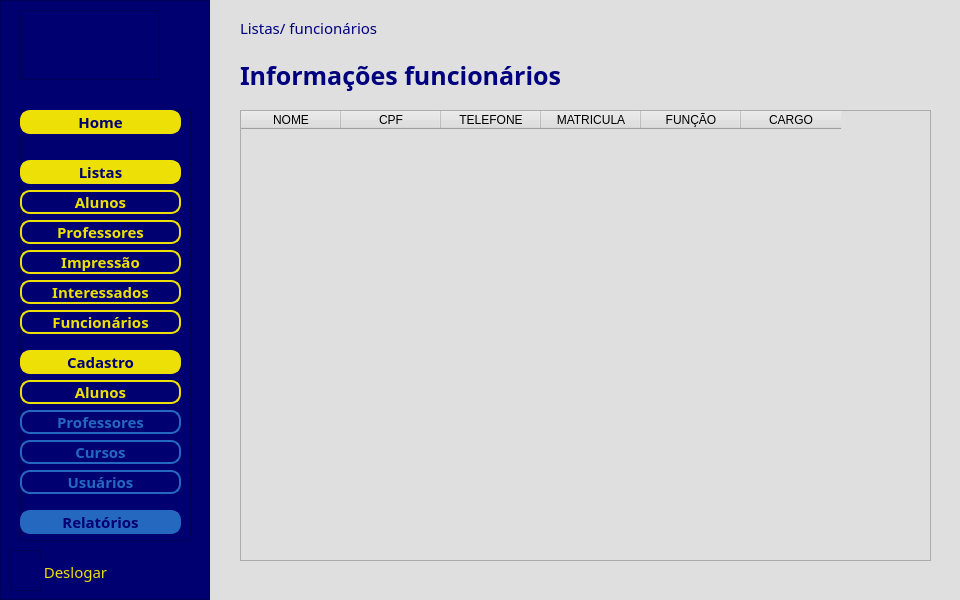
Reginaldol963/PROJETO, file gui/Qt_gui/inicio.ui: the form before one commit.
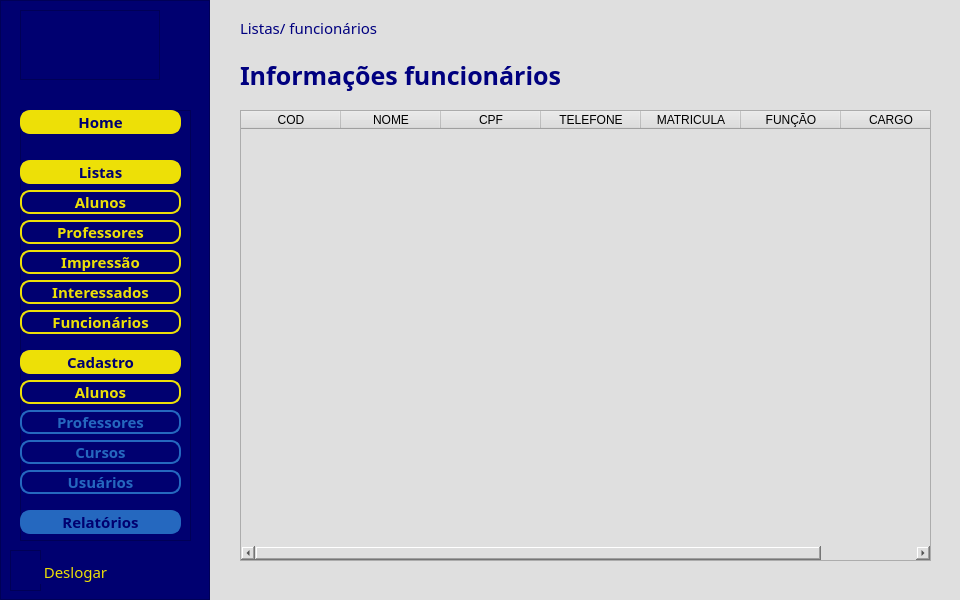
The form after the commit. The open tabs and pages were chosen to show the change. Icons and pictures are not drawn.

What changed in the file:
```diff
--- a/gui/Qt_gui/inicio.ui
+++ b/gui/Qt_gui/inicio.ui
@@ -1072,6 +1072,11 @@
           <height>451</height>
          </rect>
         </property>
+        <column>
+         <property name="text">
+          <string>COD</string>
+         </property>
+        </column>
         <column>
          <property name="text">
           <string>NOME</string>
```
Left out of the diff: 16 changed lines with no effect on the pictures.
